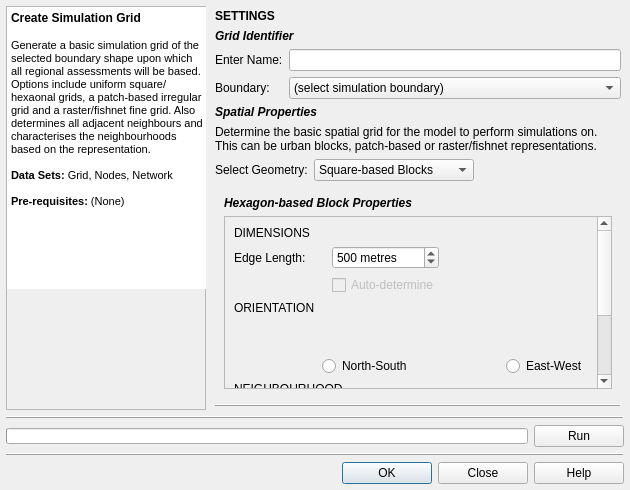
First picture: the form in gui/mods_master_guis/mod_simgrid_gui.ui, repository petermbach/urbanbeats-pss, before the edit.
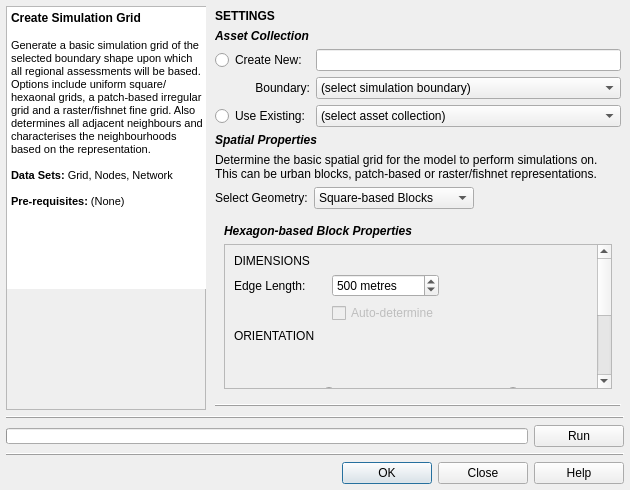
Second picture: the form after the edit. The open tabs and pages were chosen to show the change. Icons and pictures are not drawn.

Commit message: Implemented the UBCollections() as a separate feature of 'Asset Collection' containers. These are now detached from the UB Scenario object. UB Scenario will be simply the manager of the scenario where modules are called and connections made to the various asset collections across the project. Still need to do save/load functionality.

```diff
--- a/gui/mods_master_guis/mod_simgrid_gui.ui
+++ b/gui/mods_master_guis/mod_simgrid_gui.ui
@@ -367,7 +367,7 @@
       <item>
        <widget class="QLabel" name="grid_id_2">
         <property name="text">
-         <string>&lt;html&gt;&lt;head/&gt;&lt;body&gt;&lt;p&gt;&lt;span style=&quot; font-weight:600; font-style:italic;&quot;&gt;Grid Identifier&lt;/span&gt;&lt;/p&gt;&lt;/body&gt;&lt;/html&gt;</string>
+         <string>&lt;html&gt;&lt;head/&gt;&lt;body&gt;&lt;p&gt;&lt;span style=&quot; font-weight:600; font-style:italic;&quot;&gt;Asset Collection&lt;/span&gt;&lt;/p&gt;&lt;/body&gt;&lt;/html&gt;</string>
         </property>
        </widget>
       </item>
@@ -386,13 +386,26 @@
          <property name="bottomMargin">
           <number>0</number>
          </property>
+         <item row="2" column="1">
+          <widget class="QComboBox" name="asset_col_combo">
+           <item>
+            <property name="text">
+             <string>(select asset collection)</string>
+            </property>
+           </item>
+          </widget>
+         </item>
+         <item row="2" column="0">
+          <widget class="QRadioButton" name="asset_col_existing">
+           <property name="text">
+            <string>Use Existing:</string>
+           </property>
+          </widget>
+         </item>
          <item row="0" column="0">
-          <widget class="QLabel" name="gridname_lbl">
-           <property name="whatsThis">
-            <string>Width of the square cell in the city grid in metres</string>
-           </property>
+          <widget class="QRadioButton" name="asset_col_new">
            <property name="text">
-            <string>Enter Name:</string>
+            <string>Create New:</string>
            </property>
           </widget>
          </item>
@@ -403,16 +416,6 @@
            </property>
           </widget>
          </item>
-         <item row="1" column="0">
-          <widget class="QLabel" name="gridname_lbl_2">
-           <property name="whatsThis">
-            <string>Width of the square cell in the city grid in metres</string>
-           </property>
-           <property name="text">
-            <string>Boundary:</string>
-           </property>
-          </widget>
-         </item>
          <item row="1" column="1">
           <widget class="QComboBox" name="boundary_combo">
            <item>
@@ -422,6 +425,16 @@
            </item>
           </widget>
          </item>
+         <item row="1" column="0">
+          <widget class="QLabel" name="gridname_lbl_2">
+           <property name="whatsThis">
+            <string>Width of the square cell in the city grid in metres</string>
+           </property>
+           <property name="text">
+            <string>&lt;html&gt;&lt;head/&gt;&lt;body&gt;&lt;p align=&quot;right&quot;&gt;Boundary:&lt;/p&gt;&lt;/body&gt;&lt;/html&gt;</string>
+           </property>
+          </widget>
+         </item>
         </layout>
        </widget>
       </item>
@@ -804,8 +817,8 @@
               <rect>
                <x>0</x>
                <y>0</y>
-               <width>369</width>
-               <height>283</height>
+               <width>220</width>
+               <height>322</height>
               </rect>
              </property>
              <layout class="QVBoxLayout" name="verticalLayout_8">
```
Left out of the diff: 14 changed lines with no effect on the pictures. The commit also changes 8 other files.
